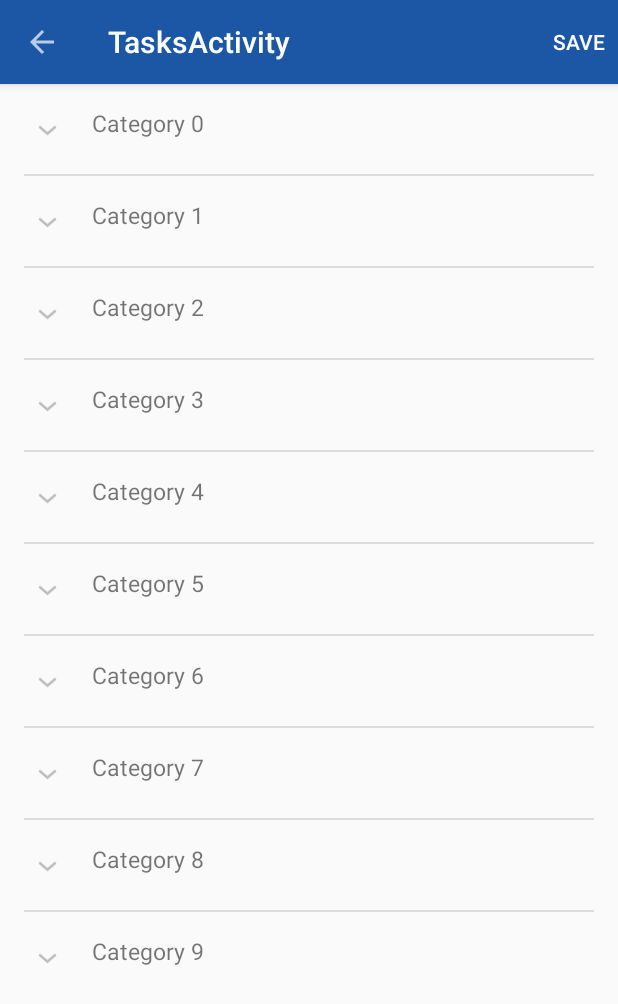
After one commit to tomquercia/LeanApp, an Android app: the TasksActivity screen opened directly, with no data from a screen before it, on a phone screen of 412 x 824 dp. The commit adds this screen. Shown: the top 1004 px of the screen. Run offline under Robolectric (Android 15) with nearby library versions, the phone set to English and light mode, and no system bars.

Commit message:
Added tasks activity. Now some light expandablelistview theming and the time and saving logic is all that's left for this app.

```diff
--- a/library/build.gradle
+++ b/library/build.gradle
@@ -42,6 +42,6 @@ android {
 
 dependencies {
     compile 'com.android.support:appcompat-v7:22.2.0'
-    compile 'com.github.ozodrukh:CircularReveal:1.1.0'
+    compile 'com.github.ozodrukh:CircularReveal:1.0.5'
     compile 'com.melnykov:floatingactionbutton:1.3.0'
 }
--- a/mobile/build.gradle
+++ b/mobile/build.gradle
@@ -34,5 +34,6 @@ dependencies {
     compile 'com.android.support:appcompat-v7:22.2.0'
     compile 'com.google.android.gms:play-services:7.5.0'
     compile 'de.hdodenhof:circleimageview:1.2.1'
+    compile 'com.google.code.gson:gson:2.3'
     compile project(':library')
 }
--- /dev/null
+++ b/mobile/src/main/java/com/nationwide/mobile/lean/Category.java
@@ -0,0 +1,64 @@
+package com.nationwide.mobile.lean;
+
+/**
+ * Created by Tom on 5/31/2015.
+ */
+import java.util.ArrayList;
+import java.util.Iterator;
+import java.util.Random;
+
+
+public class Category {
+
+    public ArrayList<Category> children;
+    public ArrayList<String> selection;
+
+
+    public String name;
+
+    public Category() {
+        children = new ArrayList<Category>();
+        selection = new ArrayList<String>();
+    }
+
+    public Category(String name) {
+        this();
+        this.name = name;
+    }
+
+    public String toString() {
+        return this.name;
+    }
+
+    // generate some random amount of child objects (1..10)
+    private void generateChildren() {
+        Random rand = new Random();
+        for(int i=0; i < rand.nextInt(9)+1; i++) {
+            Category cat = new Category("Child "+i);
+            this.children.add(cat);
+        }
+    }
+
+    public static ArrayList<Category> getCategories() {
+        ArrayList<Category> categories = new ArrayList<Category>();
+        for(int i = 0; i < 10 ; i++) {
+            Category cat = new Category("Category "+i);
+            cat.generateChildren();
+            categories.add(cat);
+        }
+        return categories;
+    }
+
+    public static Category get(String name)
+    {
+        ArrayList<Category> collection = Category.getCategories();
+        for (Iterator<Category> iterator = collection.iterator(); iterator.hasNext();) {
+            Category cat = (Category) iterator.next();
+            if(cat.name.equals(name)) {
+                return cat;
+            }
+
+        }
+        return null;
+    }
+}
--- /dev/null
+++ b/mobile/src/main/java/com/nationwide/mobile/lean/ListAdapter.java
@@ -0,0 +1,152 @@
+package com.nationwide.mobile.lean;
+
+/**
+ * Created by Tom on 5/31/2015.
+ */
+import java.util.ArrayList;
+
+import android.content.Context;
+import android.view.LayoutInflater;
+import android.view.View;
+import android.view.ViewGroup;
+import android.widget.BaseExpandableListAdapter;
+import android.widget.CheckedTextView;
+import android.widget.ExpandableListView;
+import android.widget.TextView;
+
+public class ListAdapter extends BaseExpandableListAdapter {
+
+
+    private LayoutInflater inflater;
+    private ArrayList<Category> mParent;
+    private ExpandableListView accordion;
+    public int lastExpandedGroupPosition;
+
+
+    public ListAdapter(Context context, ArrayList<Category> parent, ExpandableListView accordion) {
+        mParent = parent;
+        inflater = LayoutInflater.from(context);
+        this.accordion = accordion;
+
+    }
+
+
+    @Override
+    //counts the number of group/parent items so the list knows how many times calls getGroupView() method
+    public int getGroupCount() {
+        return mParent.size();
+    }
+
+    @Override
+    //counts the number of children items so the list knows how many times calls getChildView() method
+    public int getChildrenCount(int i) {
+        return mParent.get(i).children.size();
+    }
+
+    @Override
+    //gets the title of each parent/group
+    public Object getGroup(int i) {
+        return mParent.get(i).name;
+    }
+
+    @Override
+    //gets the name of each item
+    public Object getChild(int i, int i1) {
+        return mParent.get(i).children.get(i1);
+    }
+
+    @Override
+    public long getGroupId(int i) {
+        return i;
+    }
+
+    @Override
+    public long getChildId(int i, int i1) {
+        return i1;
+    }
+
+    @Override
+    public boolean hasStableIds() {
+        return true;
+    }
+
+    @Override
+    //in this method you must set the text to see the parent/group on the list
+    public View getGroupView(int i, boolean b, View view, ViewGroup viewGroup) {
+
+        if (view == null) {
+            view = inflater.inflate(R.layout.list_item_parent, viewGroup,false);
+        }
+        // set category name as tag so view can be found view later
+        view.setTag(getGroup(i).toString());
+
+        TextView textView = (TextView) view.findViewById(R.id.list_item_text_view);
+
+        //"i" is the position of the parent/group in the list
+        textView.setText(getGroup(i).toString());
+
+        TextView sub = (TextView) view.findViewById(R.id.list_item_text_subscriptions);
+
+        if(mParent.get(i).selection.size()>0) {
+            sub.setText(mParent.get(i).selection.toString());
+        }
+        else {
+            sub.setText("");
+        }
+
+        //return the entire view
+        return view;
+    }
+
+
+    @Override
+    //in this method you must set the text to see the children on the list
+    public View getChildView(int i, int i1, boolean b, View view, ViewGroup viewGroup) {
+        if (view == null) {
+            view = inflater.inflate(R.layout.list_item_child, viewGroup,false);
+        }
+
+
+        CheckedTextView textView = (CheckedTextView) view.findViewById(R.id.list_item_text_child);
+
+        //"i" is the position of the parent/group in the list and
+        //"i1" is the position of the child
+        textView.setText(mParent.get(i).children.get(i1).name);
+
+        // set checked if parent category selection contains child category
+        if(mParent.get(i).selection.contains(textView.getText().toString())) {
+            textView.setChecked(true);
+        }
+        else {
+            textView.setChecked(false);
+        }
+
+        //return the entire view
+        return view;
+    }
+
+    @Override
+    public boolean isChildSelectable(int i, int i1) {
+        return true;
+    }
+
+    @Override
+    /**
+     * automatically collapse last expanded group - we may not want this to happen!
+     * @see http://stackoverflow.com/questions/4314777/programmatically-collapse-a-group-in-expandablelistview
+     */
+    public void onGroupExpanded(int groupPosition) {
+
+        if(groupPosition != lastExpandedGroupPosition){
+            accordion.collapseGroup(lastExpandedGroupPosition);
+        }
+
+        super.onGroupExpanded(groupPosition);
+
+        lastExpandedGroupPosition = groupPosition;
+
+    }
+
+
+
+}
--- /dev/null
+++ b/mobile/src/main/java/com/nationwide/mobile/lean/TasksActivity.java
@@ -0,0 +1,99 @@
+package com.nationwide.mobile.lean;
+
+import android.content.Context;
+import android.support.v7.app.ActionBarActivity;
+import android.os.Bundle;
+import android.support.v7.widget.Toolbar;
+import android.view.Menu;
+import android.view.MenuItem;
+import android.view.View;
+import android.widget.CheckedTextView;
+import android.widget.ExpandableListView;
+import android.widget.TextView;
+
+import java.text.SimpleDateFormat;
+import java.util.ArrayList;
+import java.util.Collections;
+import java.util.Comparator;
+import java.util.Date;
+
+
+public class TasksActivity extends ActionBarActivity {
+    private ListAdapter adapter;
+    private ExpandableListView categoriesList;
+    private ArrayList<Category> categories;
+    private Toolbar toolbar;
+
+    protected Context mContext;
+
+    @Override
+    protected void onCreate(Bundle savedInstanceState) {
+        super.onCreate(savedInstanceState);
+        setContentView(R.layout.activity_tasks);
+        mContext = this;
+
+        toolbar = (Toolbar) findViewById(R.id.tool_bar);
+        //toolbar.setTitle(new SimpleDateFormat("EEEE, MMMM dd, yyyy").format(new Date()));
+        setSupportActionBar(toolbar);
+        getSupportActionBar().setDisplayHomeAsUpEnabled(true);
+        categoriesList = (ExpandableListView)findViewById(R.id.categories);
+        categories = Category.getCategories();
+        adapter = new ListAdapter(this,
+                categories, categoriesList);
+        categoriesList.setAdapter(adapter);
+
+        categoriesList.setOnChildClickListener(new ExpandableListView.OnChildClickListener() {
+
+            @Override
+            public boolean onChildClick(ExpandableListView parent, View v,
+                                        int groupPosition, int childPosition, long id) {
+
+
+                CheckedTextView checkbox = (CheckedTextView) v.findViewById(R.id.list_item_text_child);
+                checkbox.toggle();
+
+
+                // find parent view by tag
+                View parentView = categoriesList.findViewWithTag(categories.get(groupPosition).name);
+                if (parentView != null) {
+                    TextView sub = (TextView) parentView.findViewById(R.id.list_item_text_subscriptions);
+
+                    if (sub != null) {
+                        Category category = categories.get(groupPosition);
+                        if (checkbox.isChecked()) {
+                            // add child category to parent's selection list
+                            category.selection.add(checkbox.getText().toString());
+
+                            // sort list in alphabetical order
+                            Collections.sort(category.selection, new CustomComparator());
+                        } else {
+                            // remove child category from parent's selection list
+                            category.selection.remove(checkbox.getText().toString());
+                        }
+
+                        // display selection list
+                        sub.setText(category.selection.toString());
+                    }
+                }
+                return true;
+            }
+        });
+    }
+
+    public class CustomComparator implements Comparator<String> {
+        @Override
+        public int compare(String o1, String o2) {
+            return o1.compareTo(o2);
+        }
+    }
+
+
+
+    @Override
+    public boolean onCreateOptionsMenu(Menu menu) {
+        // Inflate the menu; this adds items to the action bar if it is present.
+        getMenuInflater().inflate(R.menu.menu_tasks, menu);
+        return true;
+    }
+
+}
--- /dev/null
+++ b/mobile/src/main/res/layout/activity_tasks.xml
@@ -0,0 +1,38 @@
+<RelativeLayout
+    xmlns:android="http://schemas.android.com/apk/res/android"
+    xmlns:tools="http://schemas.android.com/tools"
+    android:layout_width="match_parent"
+    android:layout_height="match_parent"
+    >
+
+    <include
+        android:id="@+id/tool_bar"
+        layout="@layout/tool_bar"
+        ></include>
+
+
+    <FrameLayout
+        android:layout_width="match_parent"
+        android:layout_height="match_parent"
+        android:layout_below="@+id/tool_bar"
+        >
+        <RelativeLayout
+            android:layout_width="match_parent"
+            android:layout_height="match_parent"
+            tools:context=".MainActivity" >
+
+            <ExpandableListView
+                android:id="@+id/categories"
+                android:layout_width="match_parent"
+                android:layout_height="wrap_content"
+                android:layout_alignParentTop="true"
+                android:paddingBottom="@dimen/activity_vertical_margin"
+                android:paddingLeft="@dimen/activity_horizontal_margin"
+                android:paddingRight="@dimen/activity_horizontal_margin"
+                android:paddingTop="0dp"
+                android:layout_alignParentLeft="true">
+            </ExpandableListView>
+
+        </RelativeLayout>
+    </FrameLayout>
+</RelativeLayout>
--- a/mobile/src/main/res/layout/hours_list.xml
+++ b/mobile/src/main/res/layout/hours_list.xml
@@ -25,6 +25,7 @@
             android:layout_width="match_parent"
             android:layout_height="wrap_content">
             <LinearLayout xmlns:android="http://schemas.android.com/apk/res/android"
+                android:id="@+id/box1"
                 android:orientation="horizontal"
                 android:layout_width="match_parent"
                 android:layout_height="wrap_content"
@@ -102,6 +103,7 @@
                 android:paddingLeft="10dp"
                 android:paddingRight="10dp"
                 android:paddingTop="20dp"
+                android:id="@+id/box2"
                 android:paddingBottom="20dp"
                 android:layout_weight=".5"
                 android:layout_marginLeft="2dp"
@@ -185,6 +187,7 @@
                 android:paddingTop="20dp"
                 android:paddingBottom="20dp"
                 android:layout_weight=".5"
+                android:id="@+id/box3"
                 android:layout_marginRight="2dp"
                 android:layout_marginLeft="10dp"
                 android:layout_marginBottom="0dp"
@@ -256,6 +259,7 @@
                 android:paddingTop="20dp"
                 android:paddingBottom="20dp"
                 android:layout_weight=".5"
+                android:id="@+id/box4"
                 android:layout_marginLeft="2dp"
                 android:layout_marginRight="10dp"
                 android:layout_marginBottom="0dp"
--- /dev/null
+++ b/mobile/src/main/res/layout/list_item_parent.xml
@@ -0,0 +1,37 @@
+<?xml version="1.0" encoding="utf-8"?>
+
+<LinearLayout xmlns:android="http://schemas.android.com/apk/res/android"
+    android:orientation="horizontal"
+    android:layout_width="fill_parent"
+    android:layout_height="fill_parent"
+    android:id="@+id/list_item">
+
+    <RelativeLayout
+        android:layout_width="fill_parent"
+        android:layout_height="wrap_content"
+        android:layout_gravity="center_vertical"
+        >
+        <TextView
+            android:layout_width="fill_parent"
+            android:layout_height="wrap_content"
+            android:id="@+id/list_item_text_view"
+            style="?android:attr/preferenceStyle"
+            android:textSize="15sp"
+            android:paddingBottom="3dp"
+            android:paddingTop="15dp"
+            android:layout_marginLeft="45dp" />
+
+        <TextView
+            android:id="@+id/list_item_text_subscriptions"
+            style="?android:attr/preferenceStyle"
+            android:layout_width="wrap_content"
+            android:layout_height="wrap_content"
+            android:layout_below="@id/list_item_text_view"
+            android:layout_marginLeft="45dp"
+            android:textColor="#696969"
+            android:textSize="12sp"
+            android:paddingBottom="3dp"
+            />
+
+    </RelativeLayout>
+</LinearLayout>
--- /dev/null
+++ b/mobile/src/main/res/menu/menu_tasks.xml
@@ -0,0 +1,7 @@
+<menu xmlns:android="http://schemas.android.com/apk/res/android"
+    xmlns:app="http://schemas.android.com/apk/res-auto"
+    xmlns:tools="http://schemas.android.com/tools"
+    tools:context="com.nationwide.mobile.lean.TasksActivity">
+    <item android:id="@+id/action_settings" android:title="@string/action_save"
+        android:orderInCategory="100" app:showAsAction="always" />
+</menu>
--- a/mobile/src/main/res/values/strings.xml
+++ b/mobile/src/main/res/values/strings.xml
@@ -17,5 +17,7 @@
     <string name="navigation_drawer_open">open drawer</string>
     <string name="navigation_drawer_close">close drawer</string>
     <string name="show_previous">Show Previous Times</string>
+    <string name="title_activity_tasks">TasksActivity</string>
+    <string name="action_save">Save</string>
 
 </resources>
```
Also changed, not shown: mobile/src/main/AndroidManifest.xml (+26 -10 lines), mobile/src/main/java/com/nationwide/mobile/lean/MainActivity.java (+0 -72 lines), mobile/src/main/java/com/nationwide/mobile/lean/TimeAdapter.java (+35 -0 lines), mobile/src/main/res/layout/list_item_child.xml (added, +22 -0 lines).
